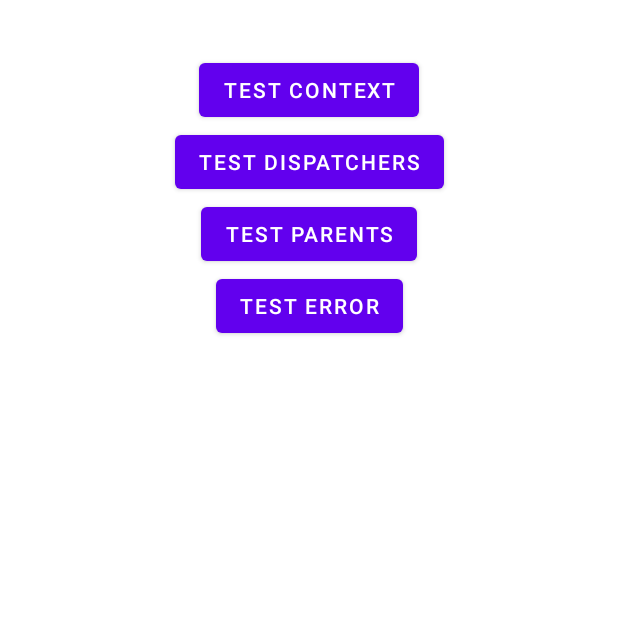
After one commit to git-cdv/BestPractices, an Android app: the CoroutinesFragment screen opened through its navigation route, on a phone screen of 412 x 824 dp, the top half of it. The commit adds this screen. Run offline under Robolectric (Android 15) with nearby library versions, the phone set to English and light mode, and no system bars; our stand-ins replace Dagger/Hilt's generated code.

Commit message:
Coroutines practice start

```diff
--- /dev/null
+++ b/app/src/main/java/com/chkan/bestpractices/coroutines/CoroutinesFragment.kt
@@ -0,0 +1,212 @@
+package com.chkan.bestpractices.coroutines
+
+import android.os.Bundle
+import android.util.Log
+import android.view.View
+import com.chkan.bestpractices.core.BaseFragment
+import com.chkan.bestpractices.databinding.FragmentCoroutinesBinding
+import dagger.hilt.android.AndroidEntryPoint
+import kotlinx.coroutines.*
+import java.util.concurrent.TimeUnit
+import kotlin.concurrent.thread
+import kotlin.coroutines.*
+
+@AndroidEntryPoint
+class CoroutinesFragment : BaseFragment<FragmentCoroutinesBinding>(FragmentCoroutinesBinding::inflate) {
+
+    val context = Job() + Dispatchers.Default
+    val scope = CoroutineScope(context)
+
+    override fun onViewCreated(view: View, savedInstanceState: Bundle?) {
+        super.onViewCreated(view, savedInstanceState)
+
+        binding.button.setOnClickListener {
+            // пример работы передачи контекста
+          val userData = UserData(1, "name1", 10)
+
+          scope.launch {
+              log("coroutine, level1, ${contextToString(coroutineContext)}")
+
+              launch (Dispatchers.Main + userData) {
+                  log("coroutine, level2, ${contextToString(coroutineContext)}")
+                  val innerUserData = coroutineContext[UserData]
+                  log("coroutine, userData, $innerUserData")
+
+                  launch {
+                      log("coroutine, level3, ${contextToString(coroutineContext)}")
+                  }
+              }
+          }
+        }
+
+        binding.button2.setOnClickListener {
+            val scopeDispatchers = CoroutineScope(Dispatchers.Default)
+            /*
+       примеры работы c диспетчерами
+       https://startandroid.ru/ru/courses/kotlin/29-course/kotlin/606-urok-11-korutiny-dispatcher.html
+
+       Если стартануть с Main то результат тоже переключиться на Main
+       start coroutine [main]
+       suspend function, start [main]
+       suspend function, background work [Thread-2]
+       end coroutine [main]
+
+       Если стартануть с Default или IO то результат тоже переключиться на другой не стартовый поток
+       start coroutine [DefaultDispatcher-worker-1]
+       suspend function, start [DefaultDispatcher-worker-1]
+       suspend function, background work [Thread-5]
+       end coroutine [DefaultDispatcher-worker-3]
+
+       Если стартануть с Unconfined то рабочий поток не переключиться для результата
+       start coroutine [DefaultDispatcher-worker-1]
+       suspend function, start [DefaultDispatcher-worker-1]
+       suspend function, background work [Thread-5]
+       end coroutine [Thread-5]
+       */
+            scopeDispatchers.launch {
+                log("start coroutine")
+                val data = getData()
+                log("end coroutine")
+            }
+        }
+
+        binding.button3.setOnClickListener {
+            // пример связи между родительской и дочерней корутиной
+            // код родительской корутины выполняется сразу и не ждет выполнения дочерней
+            // связь в том, что даже если родительская корутина выполнила весь свой код, она будет НЕ завершена (job.isActive - true), пока не завершились ли ее дочерние корутины
+            // Вызов метода cancel для родительской корутины каскадно отменит и все ее дочерние корутины. Но метод cancel сработает только для корутины, которая еще не завершена.
+            // Поэтому родительская корутина и ждет завершения дочерних, чтобы мы всегда могли отменить дочерние с помощью родительской.
+            scope.launch {
+                log("parent start")
+                launch {
+                    log("child start")
+                    delay(1000)
+                    log("child end")
+                }
+                log("parent end")
+            }
+        }
+
+        binding.button4.setOnClickListener {
+            // обработка ошибок
+            /*
+            try {
+                scope.launch {
+                    Integer.parseInt("a")
+                }...
+    Так НЕ словится, потому что try "видит" только работу запуска лаунча, а сам код уходит в другой поток, который try уже не "видит"
+
+    Рабочий вариант - поместить в try-catch код, который выбрасывает ошибку:
+    scope.launch {
+    try {
+        Integer.parseInt("a")
+    } catch (e: Exception) {
+        log("exception $e")
+    }
+}
+или CoroutineExceptionHandler
+
+ВАЖНО:
+* Даже несмотря на обработчик ошибок, корутина, в которой произошло исключение, сообщит об ошибке в родительский scope,
+а тот отменит все свои дочерние корутины. Это может быть удобным, если вам при возникновении ошибки в одной операции,
+надо отменить другие операции. Вы просто помещаете корутины с этими операциями в один scope.
+*/
+
+            val handler = CoroutineExceptionHandler { context, exception ->
+                log("handled $exception")
+            }
+
+            scope.launch(handler) {
+                Integer.parseInt("a")
+            }
+
+            val handlerSupervisor = CoroutineExceptionHandler { context, exception ->
+                log("first coroutine exception $exception")
+            }
+
+            /*
+            Scope отменяет своих детей, когда в одном из них происходит ошибка. Пусть даже эта ошибка и была передана в обработчик.
+            Такое поведение родителя далеко не всегда может быть удобным. Поэтому у нас есть возможность это отключить через SupervisorJob()
+
+            лог:
+
+14:34:36.641 second coroutine isActive true
+14:34:36.943 second coroutine isActive true
+14:34:37.244 second coroutine isActive true
+14:34:37.280 first coroutine exception java.lang.NumberFormatException: For input string: "a"
+14:34:37.546 second coroutine isActive true
+14:34:37.955 second coroutine isActive true
+
+            */
+
+
+            val scopeSupervisor = CoroutineScope(SupervisorJob() + Dispatchers.Default + handlerSupervisor)
+
+            scopeSupervisor.launch {
+                TimeUnit.MILLISECONDS.sleep(1000)
+                Integer.parseInt("a")
+            }
+
+            scopeSupervisor.launch {
+                repeat(5) {
+                    TimeUnit.MILLISECONDS.sleep(300)
+                    log("second coroutine isActive $isActive")
+                }
+            }
+
+            //Обработка исключений во вложенных корутинах
+            /*
+            https://startandroid.ru/ru/courses/kotlin/29-course/kotlin/609-urok-14-korutiny-obrabotka-isklyucheniy-vlozhennye-korutiny.html
+
+            Когда корутина сообщает родителю об ошибке, она передает ему эту ошибку и спрашивает, сможет ли родитель ошибку обработать. Ответ родителя зависит от того, кем этот родитель является - скоупом или корутиной.
+            Если родитель - скоуп, то он отвечает, что не сможет. Поэтому корутина пытается это сделать сама - в обработчик CoroutineExceptionHandler или краш.
+
+            А если родитель - корутина, то она отвечает, что сможет. И дочерняя корутина вместо всевозможных обработчиков передает ошибку родительской корутине.
+            Родительская корутина, хоть и сказала, что обработать сможет, но сначала сама спрашивает у своего родителя, сможет ли он обработать. И если может, то передает ему ошибку.
+            Ошибка поднимается наверх по иерархии вложенных корутин, пока не достигнет самой верхней корутины. Ее родитель - это скоуп.
+            Когда самая верхняя корутина спросит его, он скажет, что ошибку обработать не сможет. И в итоге самая верхняя корутина отправляет ошибку в обработчики.
+
+            При этом каждый родитель, через который прошла ошибка, будет отменяться сам и отменять все свои дочерние корутины.
+
+            Т.е. CoroutineExceptionHandler сработает только в самой верхней корутине. Остальные корутины просто передают ошибку родительской корутине и сами ничего с ней не делают.
+
+            Здесь SupervisorJob в scope помогает только частично. Он останавливает распространение ошибки на другие корутины этого scope.
+            Если нужно чтобы некоторые корутины не останавливали другие при ошибке - https://startandroid.ru/ru/courses/kotlin/29-course/kotlin/612-urok-17-korutiny-coroutinescope-supervisorscope-withcontext-runblocking.html
+
+            */
+
+        }
+
+    }
+
+    private suspend fun getData(): String =
+        suspendCoroutine {
+            log("suspend function, start")
+            thread {
+                log("suspend function, background work")
+                TimeUnit.MILLISECONDS.sleep(1000)
+                it.resume("Data!")
+            }
+        }
+
+    private fun contextToString(context: CoroutineContext): String =
+        "Job = ${context[Job]}, Dispatcher = ${context[ContinuationInterceptor]}"
+
+    private fun log(text: String){
+        Log.d("CHKAN", "$text [${Thread.currentThread().name}]")
+    }
+
+    override fun onDestroyView() {
+        super.onDestroyView()
+        scope.cancel()
+    }
+}
+
+//чтобы иметь возможность поместить объект этого класса в контекст
+data class UserData(
+    val id: Long,
+    val name: String,
+    val age: Int
+): AbstractCoroutineContextElement(UserData) {
+    companion object Key : CoroutineContext.Key<UserData>
+}
--- a/app/src/main/java/com/chkan/bestpractices/main/MenuFragment.kt
+++ b/app/src/main/java/com/chkan/bestpractices/main/MenuFragment.kt
@@ -56,6 +56,9 @@ class MenuFragment : BaseFragment<FragmentMenuBinding>(FragmentMenuBinding::infl
             btnOptimaze.setOnClickListener {
                 findNavController().navigate(R.id.action_menuFragment_to_optimazeImageFragment)
             }
+            btnCoroutinesPractice.setOnClickListener {
+                findNavController().navigate(R.id.action_menuFragment_to_coroutinesFragment)
+            }
         }
     }
 
--- /dev/null
+++ b/app/src/main/res/layout/fragment_coroutines.xml
@@ -0,0 +1,43 @@
+<?xml version="1.0" encoding="utf-8"?>
+<androidx.constraintlayout.widget.ConstraintLayout xmlns:android="http://schemas.android.com/apk/res/android"
+    xmlns:app="http://schemas.android.com/apk/res-auto"
+    xmlns:tools="http://schemas.android.com/tools"
+    android:layout_width="match_parent"
+    android:layout_height="match_parent">
+
+    <Button
+        android:id="@+id/button"
+        android:layout_width="wrap_content"
+        android:layout_height="wrap_content"
+        android:text="Test Context"
+        android:layout_marginTop="36dp"
+        app:layout_constraintEnd_toEndOf="parent"
+        app:layout_constraintStart_toStartOf="parent"
+        app:layout_constraintTop_toTopOf="parent" />
+
+    <Button
+        android:id="@+id/button2"
+        android:layout_width="wrap_content"
+        android:layout_height="wrap_content"
+        android:text="Test Dispatchers"
+        app:layout_constraintEnd_toEndOf="parent"
+        app:layout_constraintStart_toStartOf="parent"
+        app:layout_constraintTop_toBottomOf="@+id/button" />
+
+    <Button
+        android:id="@+id/button3"
+        android:layout_width="wrap_content"
+        android:layout_height="wrap_content"
+        android:text="Test Parents"
+        app:layout_constraintEnd_toEndOf="parent"
+        app:layout_constraintStart_toStartOf="parent"
+        app:layout_constraintTop_toBottomOf="@+id/button2" />
+    <Button
+        android:id="@+id/button4"
+        android:layout_width="wrap_content"
+        android:layout_height="wrap_content"
+        android:text="Test Error"
+        app:layout_constraintEnd_toEndOf="parent"
+        app:layout_constraintStart_toStartOf="parent"
+        app:layout_constraintTop_toBottomOf="@+id/button3" />
+</androidx.constraintlayout.widget.ConstraintLayout>
--- a/app/src/main/res/navigation/main_graph.xml
+++ b/app/src/main/res/navigation/main_graph.xml
@@ -52,7 +52,15 @@
         <action
             android:id="@+id/action_menuFragment_to_optimazeImageFragment"
             app:destination="@id/optimazeImageFragment" />
+        <action
+            android:id="@+id/action_menuFragment_to_coroutinesFragment"
+            app:destination="@id/coroutinesFragment" />
     </fragment>
+    <fragment
+        android:id="@+id/coroutinesFragment"
+        android:name="com.chkan.bestpractices.coroutines.CoroutinesFragment"
+        android:label="fragment_coroutines"
+        tools:layout="@layout/fragment_coroutines" />
     <fragment
         android:id="@+id/mviListFragment"
         android:name="com.chkan.bestpractices.mvi_example.ui.MviListFragment"
--- a/app/src/main/res/values/strings.xml
+++ b/app/src/main/res/values/strings.xml
@@ -22,4 +22,5 @@
     <string name="alarm">Alarm</string>
     <string name="gestures">Gestures</string>
     <string name="optimize_image">Optimize image</string>
+    <string name="coroutines_practice">Coroutines practice</string>
 </resources>
```
Also changed, not shown: app/src/main/res/layout/fragment_menu.xml (+11 -0 lines).
